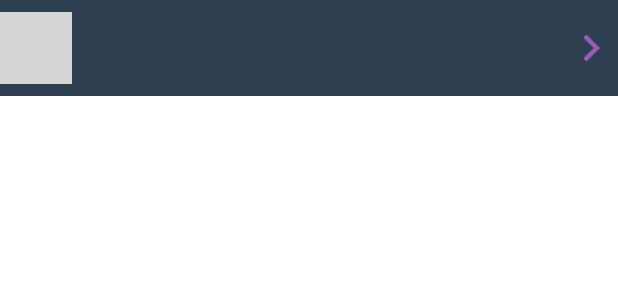
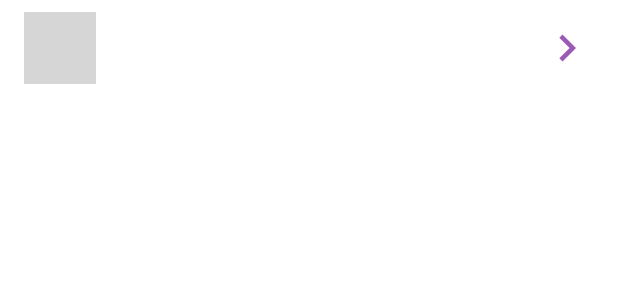
Before and after one commit to yayanrw/dicoding-github-user, an Android app: the layout item_users.xml on its own in the app's theme, with its tools: preview values and no code run, on a phone screen of 412 x 824 dp. Shown: the top 300 px of the screen. Run offline under Robolectric (Android 15) with nearby library versions, the phone set to English and light mode, and no system bars; grey boxes are pictures that could not be loaded.

Commit message:
fixing padding

```diff
--- a/app/src/main/res/layout/fragment_home.xml
+++ b/app/src/main/res/layout/fragment_home.xml
@@ -3,8 +3,7 @@
     xmlns:app="http://schemas.android.com/apk/res-auto"
     xmlns:tools="http://schemas.android.com/tools"
     android:layout_width="match_parent"
-    android:layout_height="match_parent"
-    android:paddingHorizontal="16dp">
+    android:layout_height="match_parent">
 
     <androidx.recyclerview.widget.RecyclerView
         android:id="@+id/rv_github_users"
--- a/app/src/main/res/layout/item_users.xml
+++ b/app/src/main/res/layout/item_users.xml
@@ -5,8 +5,8 @@
     android:id="@+id/cl_user"
     android:layout_width="match_parent"
     android:layout_height="wrap_content"
-    android:background="@color/midnight_blue_800"
-    android:paddingVertical="8dp">
+    android:paddingVertical="8dp"
+    android:paddingHorizontal="16dp">
 
     <de.hdodenhof.circleimageview.CircleImageView
         android:id="@+id/img_avatar"
```
